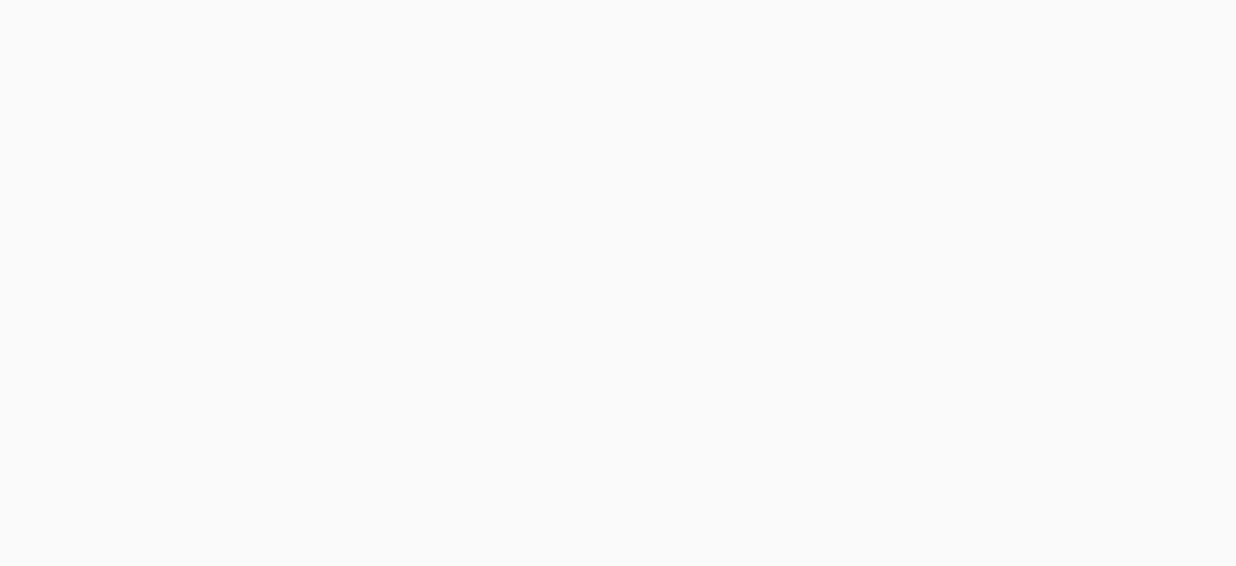
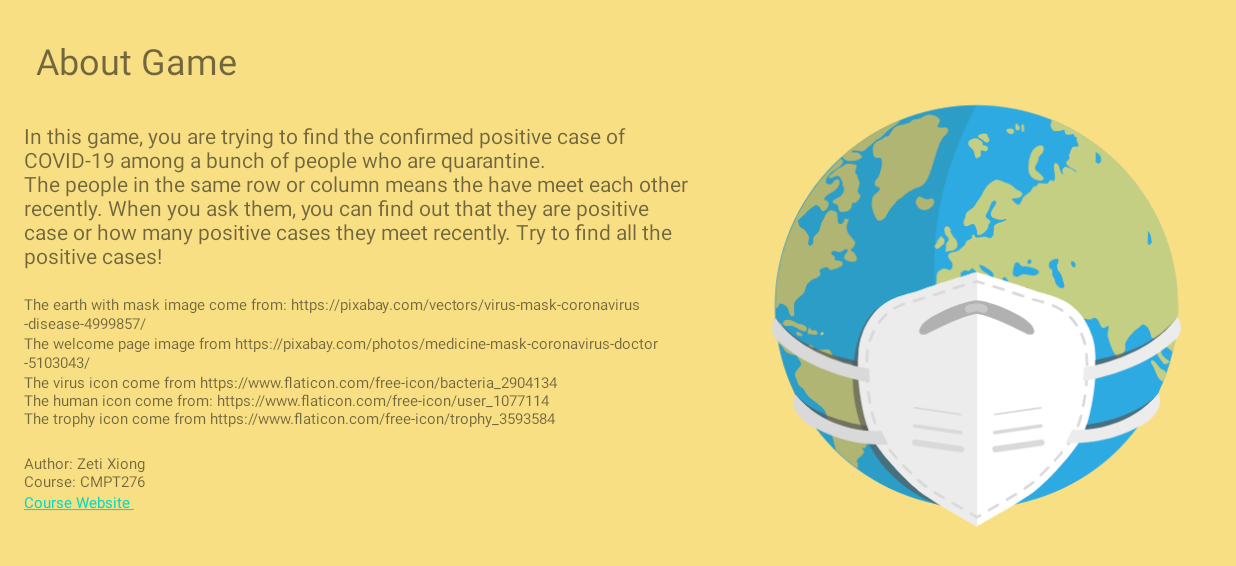
Before and after one commit to XZTDean/Mining_Game, an Android app: the HelpActivity screen opened directly, with no data from a screen before it, on a phone screen of 824 x 412 dp (held sideways). Before the commit the part shown is empty. Shown: the top 566 px of the screen. Run offline under Robolectric (Android 15) with nearby library versions, the phone set to English and light mode, and no system bars.

Commit message:
Set the help page

```diff
--- a/app/src/main/java/ca/cmpt276/as3/HelpActivity.java
+++ b/app/src/main/java/ca/cmpt276/as3/HelpActivity.java
@@ -5,6 +5,9 @@ import androidx.appcompat.app.AppCompatActivity;
 import android.content.Context;
 import android.content.Intent;
 import android.os.Bundle;
+import android.text.Html;
+import android.text.method.LinkMovementMethod;
+import android.widget.TextView;
 
 public class HelpActivity extends AppCompatActivity {
 
@@ -16,5 +19,11 @@ public class HelpActivity extends AppCompatActivity {
     protected void onCreate(Bundle savedInstanceState) {
         super.onCreate(savedInstanceState);
         setContentView(R.layout.activity_help);
+
+        TextView textView = findViewById(R.id.help_page_hyperlink);
+        textView.setClickable(true);
+        textView.setMovementMethod(LinkMovementMethod.getInstance());
+        String text = "<a href='https://opencoursehub.cs.sfu.ca/bfraser/grav-cms/cmpt276/home'> Course Website </a>";
+        textView.setText(Html.fromHtml(text));
     }
 }
--- a/app/src/main/res/layout/activity_help.xml
+++ b/app/src/main/res/layout/activity_help.xml
@@ -4,6 +4,79 @@
     xmlns:tools="http://schemas.android.com/tools"
     android:layout_width="match_parent"
     android:layout_height="match_parent"
+    android:background="@color/colorPrimary"
     tools:context=".HelpActivity">
 
+    <androidx.constraintlayout.widget.Guideline
+        android:id="@+id/guideline8"
+        android:layout_width="wrap_content"
+        android:layout_height="wrap_content"
+        android:orientation="vertical"
+        app:layout_constraintGuide_begin="478dp" />
+
+    <ImageView
+        android:id="@+id/help_page_image"
+        android:layout_width="0dp"
+        android:layout_height="0dp"
+        android:scaleType="centerInside"
+        app:layout_constraintBottom_toBottomOf="parent"
+        app:layout_constraintEnd_toEndOf="parent"
+        app:layout_constraintStart_toStartOf="@+id/guideline8"
+        app:layout_constraintTop_toTopOf="parent"
+        app:srcCompat="@drawable/ic_earth_mask" />
+
+    <TextView
+        android:id="@+id/help_page_heading"
+        android:layout_width="wrap_content"
+        android:layout_height="wrap_content"
+        android:layout_marginStart="24dp"
+        android:layout_marginTop="24dp"
+        android:text="@string/about_game"
+        android:textSize="24sp"
+        app:layout_constraintStart_toStartOf="parent"
+        app:layout_constraintTop_toTopOf="parent" />
+
+    <TextView
+        android:id="@+id/help_page_main"
+        android:layout_width="0dp"
+        android:layout_height="wrap_content"
+        android:layout_marginStart="16dp"
+        android:layout_marginTop="24dp"
+        android:layout_marginEnd="16dp"
+        android:text="@string/help_page_main"
+        app:layout_constraintEnd_toStartOf="@+id/guideline8"
+        app:layout_constraintStart_toStartOf="parent"
+        app:layout_constraintTop_toBottomOf="@+id/help_page_heading" />
+
+    <TextView
+        android:id="@+id/help_page_cite"
+        android:layout_width="0dp"
+        android:layout_height="wrap_content"
+        android:layout_marginTop="16dp"
+        android:text="@string/help_page_cite"
+        android:textSize="10sp"
+        app:layout_constraintEnd_toEndOf="@+id/help_page_main"
+        app:layout_constraintStart_toStartOf="@+id/help_page_main"
+        app:layout_constraintTop_toBottomOf="@+id/help_page_main" />
+
+    <TextView
+        android:id="@+id/help_page_author"
+        android:layout_width="0dp"
+        android:layout_height="wrap_content"
+        android:layout_marginTop="16dp"
+        android:text="@string/help_page_author"
+        android:textSize="10sp"
+        app:layout_constraintEnd_toEndOf="@+id/help_page_cite"
+        app:layout_constraintStart_toStartOf="@+id/help_page_cite"
+        app:layout_constraintTop_toBottomOf="@+id/help_page_cite" />
+
+    <TextView
+        android:id="@+id/help_page_hyperlink"
+        android:layout_width="0dp"
+        android:layout_height="wrap_content"
+        android:textSize="10sp"
+        app:layout_constraintEnd_toEndOf="@+id/help_page_author"
+        app:layout_constraintStart_toStartOf="@+id/help_page_author"
+        app:layout_constraintTop_toBottomOf="@+id/help_page_author" />
+
 </androidx.constraintlayout.widget.ConstraintLayout>
--- a/app/src/main/res/layout/activity_main.xml
+++ b/app/src/main/res/layout/activity_main.xml
@@ -77,6 +77,6 @@
         app:layout_constraintEnd_toEndOf="parent"
         app:layout_constraintStart_toStartOf="@+id/guideline2"
         app:layout_constraintTop_toTopOf="parent"
-        app:srcCompat="@drawable/earth_mask" />
+        app:srcCompat="@drawable/ic_earth_mask" />
 
 </androidx.constraintlayout.widget.ConstraintLayout>
--- a/app/src/main/res/values/strings.xml
+++ b/app/src/main/res/values/strings.xml
@@ -17,4 +17,22 @@
     <string name="board_size_show">"%1$d&#160;X&#160;%2$d"</string>
     <string name="select_mine_number">Number of confirmed cases:</string>
     <string name="select_board_size">The size of relation map:</string>
+    <string name="help_page_main">In this game, you are trying to find the confirmed positive
+        case of COVID-19 among a bunch of people who are quarantine.\nThe people in the
+        same row or column means the have meet each other recently. When you ask them, you
+        can find out that they are positive case or how many positive cases they meet recently.
+        Try to find all the positive cases!</string>
+    <string name="about_game">About Game</string>
+    <string name="help_page_cite">The earth with mask image come from:
+        https://pixabay.com/vectors/virus-mask-coronavirus-disease-4999857/\nThe
+        welcome page image from
+        https://pixabay.com/photos/medicine-mask-coronavirus-doctor-5103043/\nThe
+        virus icon come from
+        https://www.flaticon.com/free-icon/bacteria_2904134\nThe
+        human icon come from:
+        https://www.flaticon.com/free-icon/user_1077114\nThe
+        trophy icon come from
+        https://www.flaticon.com/free-icon/trophy_3593584</string>
+    <string name="help_page_author">Author: Zeti Xiong\nCourse: CMPT276</string>
+
 </resources>
```
Also changed, not shown: app/src/main/res/drawable-v24/earth_mask.png (deleted).
